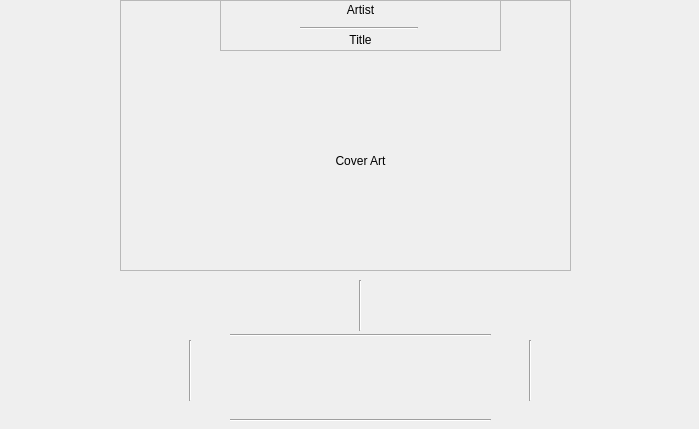
First picture: the form in SongScreen.ui, repository davjd/music-player, before the edit.
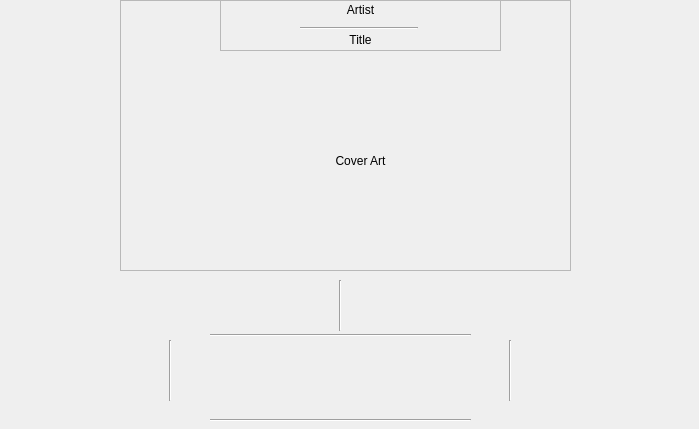
Second picture: the form after the edit. Icons and pictures are not drawn.

```diff
--- a/SongScreen.ui
+++ b/SongScreen.ui
@@ -16,7 +16,7 @@
   <widget class="Line" name="line">
    <property name="geometry">
     <rect>
-     <x>230</x>
+     <x>210</x>
      <y>410</y>
      <width>261</width>
      <height>21</height>
@@ -29,7 +29,7 @@
   <widget class="Line" name="line_2">
    <property name="geometry">
     <rect>
-     <x>230</x>
+     <x>210</x>
      <y>320</y>
      <width>261</width>
      <height>31</height>
@@ -42,7 +42,7 @@
   <widget class="Line" name="line_3">
    <property name="geometry">
     <rect>
-     <x>180</x>
+     <x>160</x>
      <y>340</y>
      <width>20</width>
      <height>61</height>
@@ -55,7 +55,7 @@
   <widget class="Line" name="line_4">
    <property name="geometry">
     <rect>
-     <x>520</x>
+     <x>500</x>
      <y>340</y>
      <width>20</width>
      <height>61</height>
@@ -182,7 +182,7 @@
   <widget class="QPushButton" name="middle">
    <property name="geometry">
     <rect>
-     <x>320</x>
+     <x>300</x>
      <y>330</y>
      <width>81</width>
      <height>91</height>
@@ -222,7 +222,7 @@
   <widget class="QPushButton" name="right">
    <property name="geometry">
     <rect>
-     <x>440</x>
+     <x>420</x>
      <y>330</y>
      <width>81</width>
      <height>91</height>
@@ -262,7 +262,7 @@
   <widget class="QPushButton" name="left">
    <property name="geometry">
     <rect>
-     <x>200</x>
+     <x>180</x>
      <y>330</y>
      <width>81</width>
      <height>91</height>
@@ -302,7 +302,7 @@
   <widget class="QPushButton" name="right_2">
    <property name="geometry">
     <rect>
-     <x>280</x>
+     <x>260</x>
      <y>280</y>
      <width>51</width>
      <height>41</height>
@@ -342,7 +342,7 @@
   <widget class="QPushButton" name="right_3">
    <property name="geometry">
     <rect>
-     <x>390</x>
+     <x>370</x>
      <y>280</y>
      <width>41</width>
      <height>41</height>
@@ -382,7 +382,7 @@
   <widget class="Line" name="line_5">
    <property name="geometry">
     <rect>
-     <x>350</x>
+     <x>330</x>
      <y>280</y>
      <width>20</width>
      <height>51</height>
```
